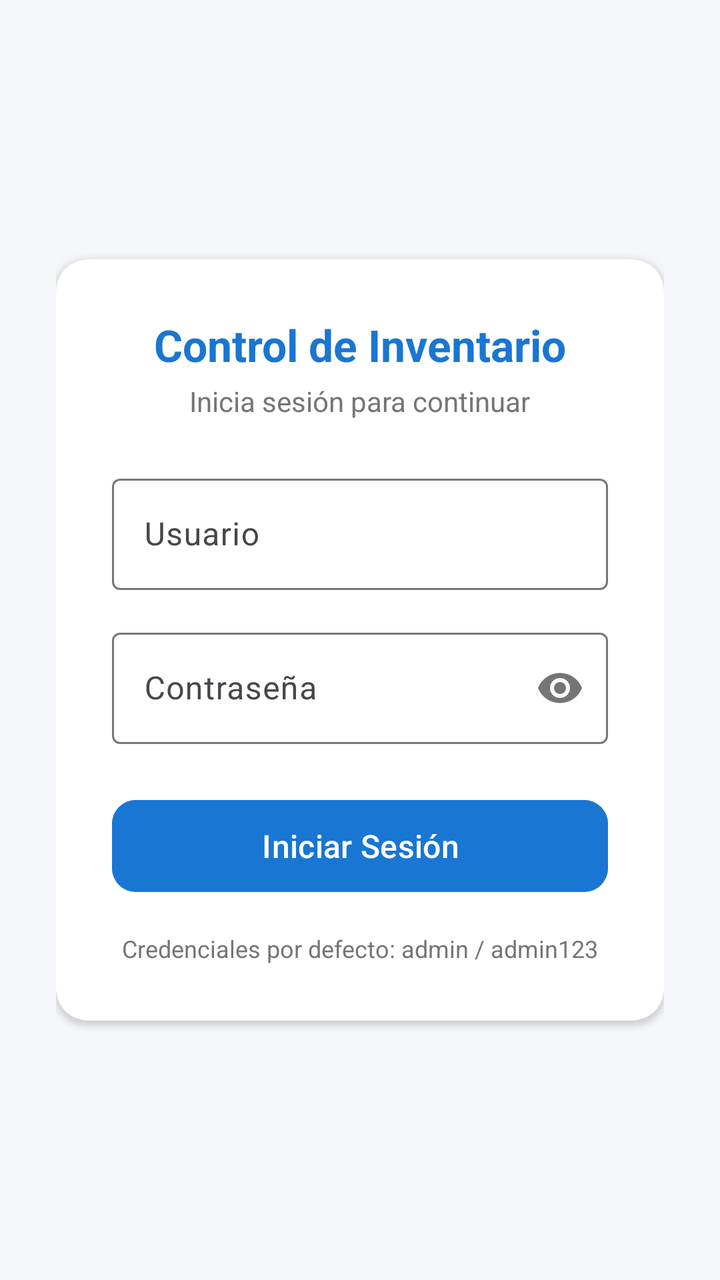
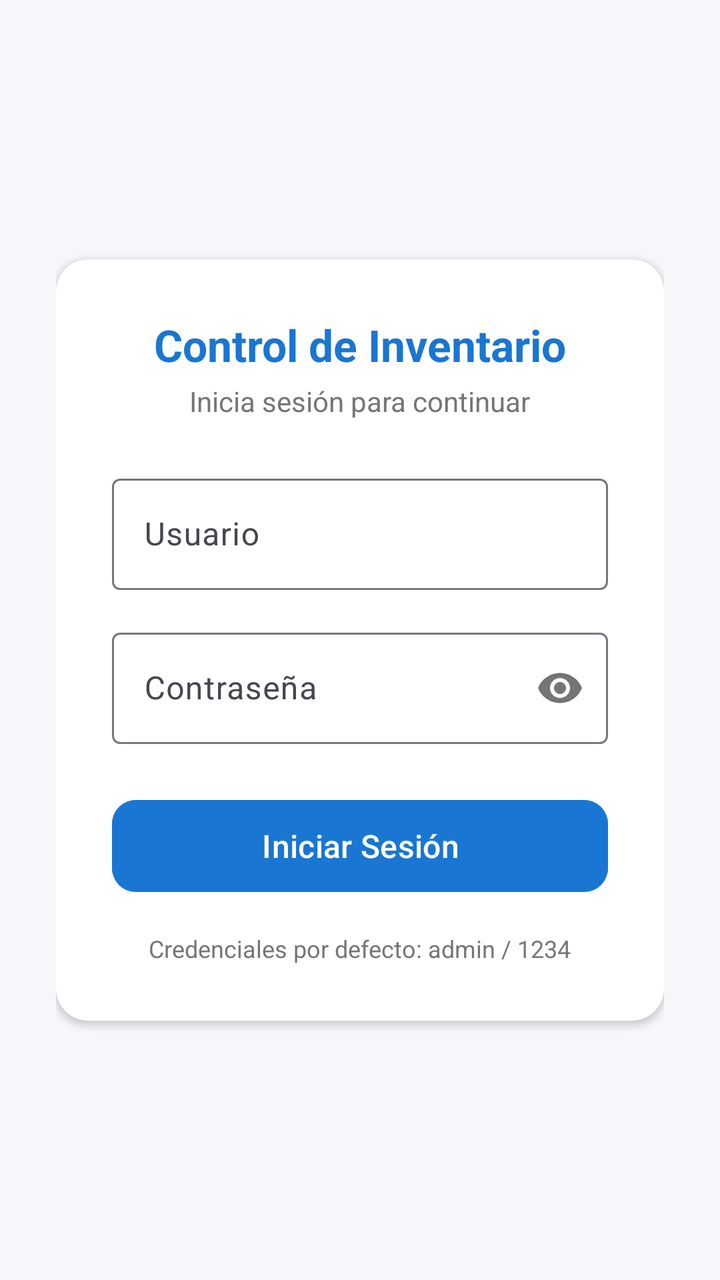

Compare the two renders of this Android layout. The source of the first and the diff that turns it into the second are given below.
<!-- AndroidManifest.xml: application theme Theme.SQLite -->
<!-- res/layout/activity_login.xml -->
<?xml version="1.0" encoding="utf-8"?>
<LinearLayout xmlns:android="http://schemas.android.com/apk/res/android"
    xmlns:app="http://schemas.android.com/apk/res-auto"
    android:layout_width="match_parent"
    android:layout_height="match_parent"
    android:background="@color/bg_light"
    android:gravity="center"
    android:orientation="vertical"
    android:padding="28dp">

    
    <com.google.android.material.card.MaterialCardView
        android:layout_width="match_parent"
        android:layout_height="wrap_content"
        app:cardCornerRadius="16dp"
        app:cardElevation="2dp"
        app:cardBackgroundColor="@color/card_bg"
        app:strokeWidth="0dp">

        <LinearLayout
            android:layout_width="match_parent"
            android:layout_height="wrap_content"
            android:orientation="vertical"
            android:padding="28dp">

            <TextView
                android:layout_width="wrap_content"
                android:layout_height="wrap_content"
                android:layout_gravity="center_horizontal"
                android:text="Control de Inventario"
                android:textColor="@color/primary"
                android:textSize="22sp"
                android:textStyle="bold" />

            <TextView
                android:layout_width="wrap_content"
                android:layout_height="wrap_content"
                android:layout_gravity="center_horizontal"
                android:layout_marginTop="4dp"
                android:layout_marginBottom="24dp"
                android:text="Inicia sesión para continuar"
                android:textColor="@color/text_secondary"
                android:textSize="14sp" />

            
            <com.google.android.material.textfield.TextInputLayout
                android:layout_width="match_parent"
                android:layout_height="wrap_content"
                android:layout_marginBottom="16dp"
                android:hint="Usuario"
                style="@style/Widget.Material3.TextInputLayout.OutlinedBox">

                <com.google.android.material.textfield.TextInputEditText
                    android:id="@+id/etUsername"
                    android:layout_width="match_parent"
                    android:layout_height="wrap_content"
                    android:inputType="text"
                    android:singleLine="true" />
            </com.google.android.material.textfield.TextInputLayout>

            
            <com.google.android.material.textfield.TextInputLayout
                android:layout_width="match_parent"
                android:layout_height="wrap_content"
                android:layout_marginBottom="24dp"
                android:hint="Contraseña"
                app:passwordToggleEnabled="true"
                style="@style/Widget.Material3.TextInputLayout.OutlinedBox">

                <com.google.android.material.textfield.TextInputEditText
                    android:id="@+id/etPassword"
                    android:layout_width="match_parent"
                    android:layout_height="wrap_content"
                    android:inputType="textPassword"
                    android:singleLine="true" />
            </com.google.android.material.textfield.TextInputLayout>

            
            <com.google.android.material.button.MaterialButton
                android:id="@+id/btnLogin"
                android:layout_width="match_parent"
                android:layout_height="54dp"
                android:text="Iniciar Sesión"
                android:textSize="16sp"
                app:cornerRadius="12dp"
                android:backgroundTint="@color/primary" />

            
            <TextView
                android:layout_width="wrap_content"
                android:layout_height="wrap_content"
                android:layout_gravity="center_horizontal"
                android:layout_marginTop="16dp"
                android:text="Credenciales por defecto: admin / admin123"
                android:textColor="@color/text_secondary"
                android:textSize="12sp" />

        </LinearLayout>

    </com.google.android.material.card.MaterialCardView>

</LinearLayout>
<!-- resources referenced by this layout -->
<resources>
  <color name="bg_light">#F5F7FA</color>
  <color name="card_bg">#FFFFFF</color>
  <color name="primary">#1976D2</color>
  <color name="text_secondary">#757575</color>
  <style name="Theme.SQLite" parent="Base.Theme.SQLite" />
  <style name="Base.Theme.SQLite" parent="Theme.Material3.DayNight.NoActionBar">
          <item name="colorPrimary">@color/primary</item>
          <item name="colorSecondary">@color/accent</item>
          <item name="android:statusBarColor">@color/primary_dark</item>
          <item name="android:windowBackground">@color/bg_light</item>
      </style>
  <color name="accent">#0288D1</color>
  <color name="primary_dark">#1565C0</color>
</resources>

<!-- the commit's change to res/layout/activity_login.xml (unified diff, before → after) -->
@@ -91,7 +91,7 @@
                 android:layout_height="wrap_content"
                 android:layout_gravity="center_horizontal"
                 android:layout_marginTop="16dp"
-                android:text="Credenciales por defecto: admin / admin123"
+                android:text="Credenciales por defecto: admin / 1234"
                 android:textColor="@color/text_secondary"
                 android:textSize="12sp" />
 
